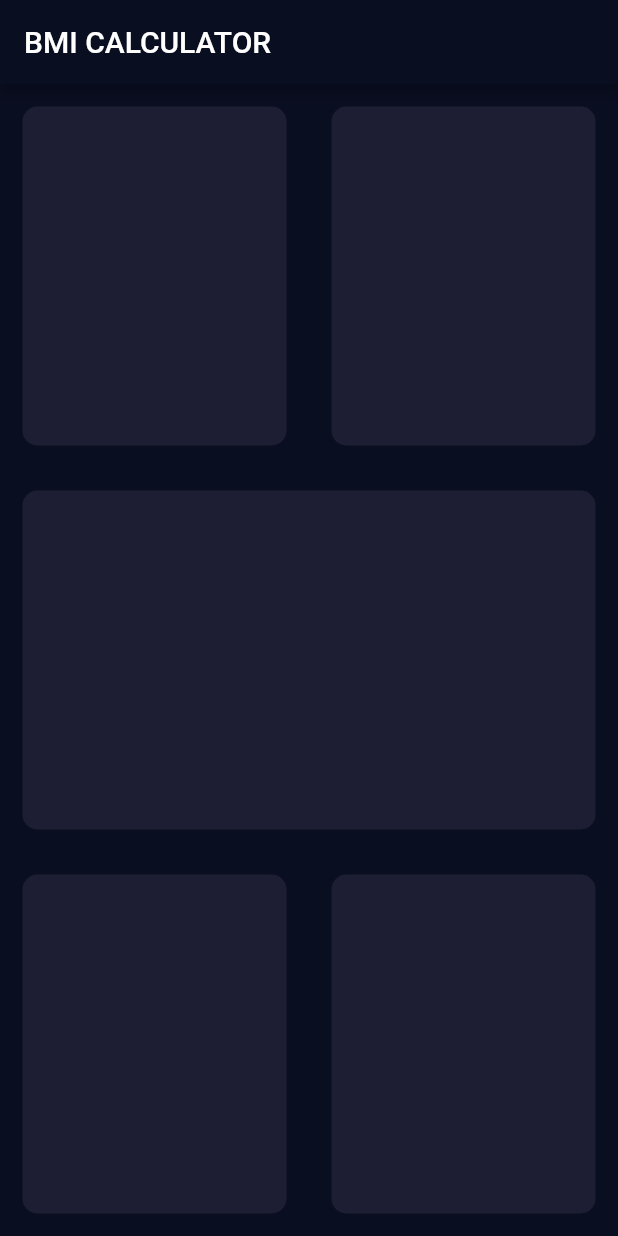
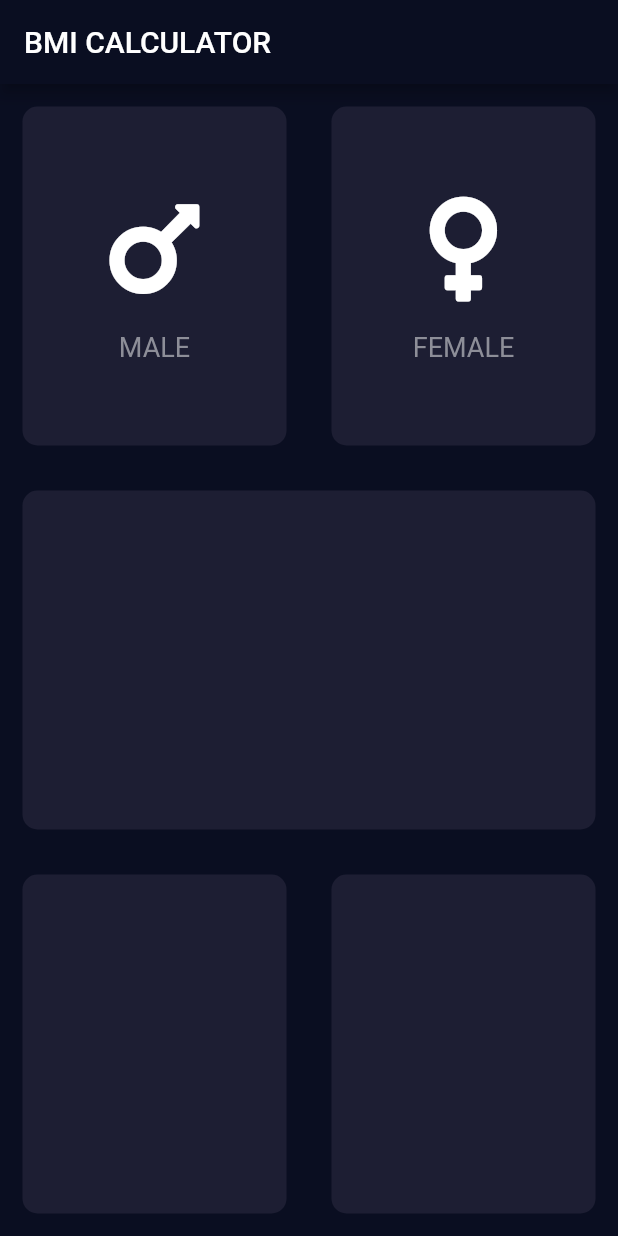
Before and after one commit to alemohamad/flutter-appbrewery, a Flutter app: the screen it shows after launch, on a phone screen of 412 x 824 dp. Run offline on Flutter 3.47's test engine with Material 2 defaults, Android fonts, the phone set to English and light mode, and no system bars; our stand-ins replace audioplayers, font_awesome_flutter, rflutter_alert.

Commit message:
Created Icon widget. Added FontAwesome. Separated widgets in their files.

```diff
--- /dev/null
+++ b/bmi-calculator/lib/icon_content.dart
@@ -0,0 +1,33 @@
+import 'package:flutter/material.dart';
+
+const labelTextStyle = TextStyle(
+  fontSize: 18.0,
+  color: Color(0xFF8D8E98),
+);
+
+class IconContent extends StatelessWidget {
+  IconContent({@required this.icon, @required this.label});
+
+  final IconData icon;
+  final String label;
+
+  @override
+  Widget build(BuildContext context) {
+    return Column(
+      mainAxisAlignment: MainAxisAlignment.center,
+      children: <Widget>[
+        Icon(
+          icon,
+          size: 80.0,
+        ),
+        SizedBox(
+          height: 15.0,
+        ),
+        Text(
+          label,
+          style: labelTextStyle,
+        ),
+      ],
+    );
+  }
+}
--- a/bmi-calculator/lib/input_page.dart
+++ b/bmi-calculator/lib/input_page.dart
@@ -1,4 +1,8 @@
 import 'package:flutter/material.dart';
+import 'package:font_awesome_flutter/font_awesome_flutter.dart';
+
+import 'icon_content.dart';
+import 'reusable_card.dart';
 
 class InputPage extends StatefulWidget {
   @override
@@ -18,20 +22,28 @@ class _InputPageState extends State<InputPage> {
             child: Row(
               children: <Widget>[
                 Expanded(
-                  child: new ReusableCard(
+                  child: ReusableCard(
                     bgColor: Color(0xFF1D1E33),
+                    cardChild: IconContent(
+                      icon: FontAwesomeIcons.mars,
+                      label: 'MALE',
+                    ),
                   ),
                 ),
                 Expanded(
-                  child: new ReusableCard(
+                  child: ReusableCard(
                     bgColor: Color(0xFF1D1E33),
+                    cardChild: IconContent(
+                      icon: FontAwesomeIcons.venus,
+                      label: 'FEMALE',
+                    ),
                   ),
                 ),
               ],
             ),
           ),
           Expanded(
-            child: new ReusableCard(
+            child: ReusableCard(
               bgColor: Color(0xFF1D1E33),
             ),
           ),
@@ -39,12 +51,12 @@ class _InputPageState extends State<InputPage> {
             child: Row(
               children: <Widget>[
                 Expanded(
-                  child: new ReusableCard(
+                  child: ReusableCard(
                     bgColor: Color(0xFF1D1E33),
                   ),
                 ),
                 Expanded(
-                  child: new ReusableCard(
+                  child: ReusableCard(
                     bgColor: Color(0xFF1D1E33),
                   ),
                 ),
@@ -56,20 +68,3 @@ class _InputPageState extends State<InputPage> {
     );
   }
 }
-
-class ReusableCard extends StatelessWidget {
-  ReusableCard({@required this.bgColor});
-
-  final Color bgColor;
-
-  @override
-  Widget build(BuildContext context) {
-    return Container(
-      margin: EdgeInsets.all(15.0),
-      decoration: BoxDecoration(
-        borderRadius: BorderRadius.circular(10.0),
-        color: bgColor,
-      ),
-    );
-  }
-}
--- /dev/null
+++ b/bmi-calculator/lib/reusable_card.dart
@@ -0,0 +1,20 @@
+import 'package:flutter/material.dart';
+
+class ReusableCard extends StatelessWidget {
+  ReusableCard({@required this.bgColor, this.cardChild});
+
+  final Color bgColor;
+  final Widget cardChild;
+
+  @override
+  Widget build(BuildContext context) {
+    return Container(
+      child: cardChild,
+      margin: EdgeInsets.all(15.0),
+      decoration: BoxDecoration(
+        borderRadius: BorderRadius.circular(10.0),
+        color: bgColor,
+      ),
+    );
+  }
+}
--- a/bmi-calculator/pubspec.yaml
+++ b/bmi-calculator/pubspec.yaml
@@ -11,6 +11,7 @@ dependencies:
     sdk: flutter
 
   cupertino_icons: ^0.1.2
+  font_awesome_flutter: ^8.4.0
 
 dev_dependencies:
   flutter_test:
```
